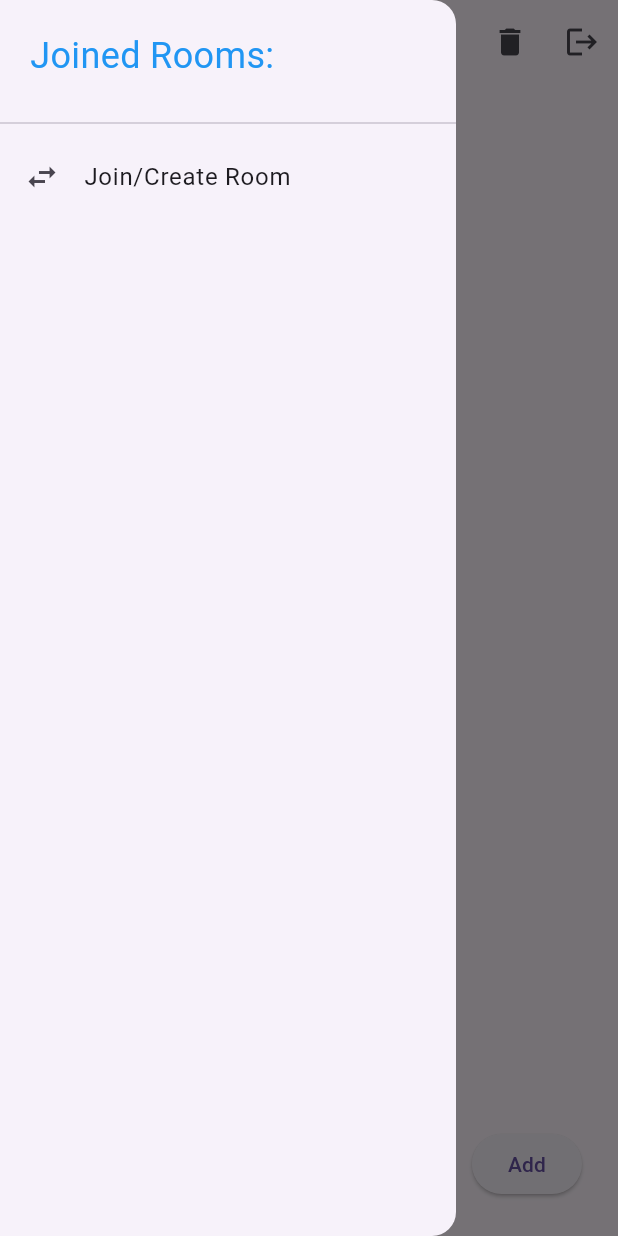
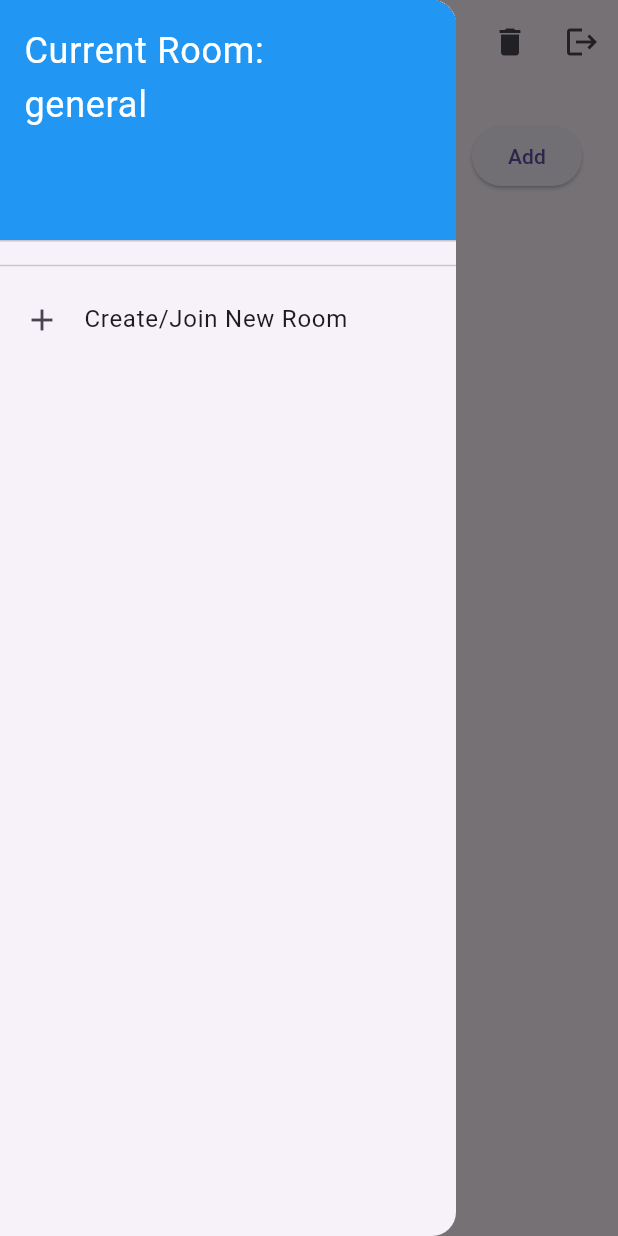
Before and after one commit to pratikg003/SyncList, a Flutter app: the screen it shows once a user with an empty profile is signed in, with the side drawer open, on a phone screen of 412 x 824 dp. Run offline on Flutter 3.47's test engine with Material 3 defaults, Android fonts, the phone set to English and light mode, and no system bars; our stand-ins replace cloud_firestore, firebase_auth, firebase_core, flutter_riverpod; accounts and stored records are empty.

Commit message:
refactor(phase 1): introduce data models, migrate state to Riverpod, and decouple HomeScreen logic

```diff
--- a/lib/main.dart
+++ b/lib/main.dart
@@ -1,16 +1,15 @@
-import 'package:firebase_auth/firebase_auth.dart';
 import 'package:firebase_core/firebase_core.dart';
 import 'package:flutter/material.dart';
-import 'package:provider/provider.dart';
+import 'package:flutter_riverpod/flutter_riverpod.dart';
 import 'package:sync_list/firebase_options.dart';
 import 'package:sync_list/screens/auth_wrapper.dart';
-import 'package:sync_list/service/auth_service.dart';
 
 void main() async {
   WidgetsFlutterBinding.ensureInitialized();
+  await Firebase.initializeApp(options: DefaultFirebaseOptions.currentPlatform);
 
-  await Firebase.initializeApp(options: DefaultFirebaseOptions.currentPlatform);
-  runApp(const MyApp());
+  // Wrap MyApp in ProviderScope!
+  runApp(const ProviderScope(child: MyApp()));
 }
 
 class MyApp extends StatelessWidget {
@@ -18,18 +17,10 @@ class MyApp extends StatelessWidget {
 
   @override
   Widget build(BuildContext context) {
-    return MultiProvider(
-      providers: [
-        StreamProvider<User?>(
-          create: (_) => AuthService().userStream,
-          initialData: null,
-        ),
-      ],
-      child: const MaterialApp(
-        title: 'SyncList',
-        debugShowCheckedModeBanner: false,
-        home: AuthWrapper(),
-      ),
+    return MaterialApp(
+      title: 'SyncList',
+      debugShowCheckedModeBanner: false,
+      home: const AuthWrapper(),
     );
   }
 }
--- /dev/null
+++ b/lib/providers/auth_provider.dart
@@ -0,0 +1,10 @@
+import 'package:firebase_auth/firebase_auth.dart';
+import 'package:flutter_riverpod/flutter_riverpod.dart';
+
+final firebaseAuthProvider = Provider<FirebaseAuth>((ref) {
+  return FirebaseAuth.instance;
+});
+
+final authStateProvider = StreamProvider<User?>((ref) {
+  return ref.watch(firebaseAuthProvider).authStateChanges();
+});
--- /dev/null
+++ b/lib/providers/task_provider.dart
@@ -0,0 +1,33 @@
+import 'package:cloud_firestore/cloud_firestore.dart';
+import 'package:flutter_riverpod/flutter_riverpod.dart';
+import 'package:flutter_riverpod/legacy.dart';
+import 'package:sync_list/models/task_model.dart';
+import 'auth_provider.dart';
+
+final activeRoomProvider = StateProvider<String>((ref) => 'general');
+
+final userProfileProvider = StreamProvider<Map<String, dynamic>?>((ref) {
+  final user = ref.watch(authStateProvider).value;
+  if (user == null) return const Stream.empty();
+
+  return FirebaseFirestore.instance
+      .collection('users')
+      .doc(user.uid)
+      .snapshots()
+      .map((snapshot) => snapshot.data());
+});
+
+final taskStreamProvider = StreamProvider<List<TaskModel>>((ref) {
+  final currentRoom = ref.watch(activeRoomProvider);
+
+  return FirebaseFirestore.instance
+      .collection('tasks')
+      .where('syncCode', isEqualTo: currentRoom)
+      .orderBy('timestamp', descending: true)
+      .snapshots()
+      .map((snapshots) {
+        return snapshots.docs.map((doc) {
+          return TaskModel.fromFirestore(doc.data(), doc.id);
+        }).toList();
+      });
+});
--- a/lib/screens/auth_wrapper.dart
+++ b/lib/screens/auth_wrapper.dart
@@ -1,20 +1,30 @@
-import 'package:firebase_auth/firebase_auth.dart';
 import 'package:flutter/material.dart';
-import 'package:provider/provider.dart';
+import 'package:flutter_riverpod/flutter_riverpod.dart';
+import 'package:sync_list/providers/auth_provider.dart';
 import 'package:sync_list/screens/home_screen.dart';
 import 'package:sync_list/screens/login_screen.dart';
 
-class AuthWrapper extends StatelessWidget {
+class AuthWrapper extends ConsumerWidget {
   const AuthWrapper({super.key});
 
   @override
-  Widget build(BuildContext context) {
-    final user = Provider.of<User?>(context);
+  Widget build(BuildContext context, WidgetRef ref) {
+    final authState = ref.watch(authStateProvider);
 
-    if (user == null) {
-      return const LoginScreen();
-    }
-
-    return const HomeScreen();
+    return authState.when(
+      data: (user) {
+        if (user != null) {
+          return HomeScreen();
+        } else {
+          return LoginScreen();
+        }
+      },
+      error: (error, StackTrace) {
+        return Scaffold(body: Center(child: Text("Error: $error")));
+      },
+      loading: () {
+        return const Scaffold(body: Center(child: CircularProgressIndicator()));
+      },
+    );
   }
 }
--- a/lib/screens/home_screen.dart
+++ b/lib/screens/home_screen.dart
@@ -1,69 +1,19 @@
-import 'package:cloud_firestore/cloud_firestore.dart';
-import 'package:firebase_auth/firebase_auth.dart';
 import 'package:flutter/material.dart';
-import 'package:provider/provider.dart';
+import 'package:flutter_riverpod/flutter_riverpod.dart';
+import 'package:sync_list/providers/auth_provider.dart';
+import 'package:sync_list/providers/task_provider.dart';
 import 'package:sync_list/service/auth_service.dart';
 import 'package:sync_list/service/database_service.dart';
 
-class HomeScreen extends StatefulWidget {
+class HomeScreen extends ConsumerStatefulWidget {
   const HomeScreen({super.key});
 
   @override
-  State<HomeScreen> createState() => _HomeScreenState();
+  ConsumerState<HomeScreen> createState() => _HomeScreenState();
 }
 
-class _HomeScreenState extends State<HomeScreen> {
+class _HomeScreenState extends ConsumerState<HomeScreen> {
   final TextEditingController _taskController = TextEditingController();
-  String? activeRoom;
-  List? joinedRooms;
-  bool isLoading = true;
-
-  Future<void> _fetchUserProfile() async {
-    final user = Provider.of<User?>(context, listen: false);
-
-    if (user != null) {
-      String? room = await DatabaseService().getLastActiveRoom(user.uid);
-      List? roomsList = await DatabaseService().getJoinedRooms(user.uid);
-
-      setState(() {
-        activeRoom = room ?? 'general';
-        joinedRooms = roomsList;
-        isLoading = false;
-      });
-    }
-  }
-
-  void _switchRoom(String newRoom) {
-    setState(() {
-      activeRoom = newRoom;
-    });
-    final user = Provider.of<User?>(context, listen: false);
-    if (user != null) {
-      DatabaseService().updateActiveRoom(user.uid, newRoom);
-    }
-  }
-
-  void _addNewRoom(String newRoom) {
-    // 1. Update local UI
-    setState(() {
-      activeRoom = newRoom;
-      if (joinedRooms != null && !joinedRooms!.contains(newRoom)) {
-        joinedRooms!.add(newRoom);
-      }
-    });
-
-    // 2. Update Firebase
-    final user = Provider.of<User?>(context, listen: false);
-    if (user != null) {
-      DatabaseService().joinOrCreateRoom(user.uid, newRoom);
-    }
-  }
-
-  @override
-  void initState() {
-    super.initState();
-    _fetchUserProfile();
-  }
 
   @override
   void dispose() {
@@ -75,6 +25,12 @@ class _HomeScreenState extends State<HomeScreen> {
   Widget build(BuildContext context) {
     final AuthService authService = AuthService();
 
+    final activeRoom = ref.watch(activeRoomProvider);
+
+    final userProfileAsync = ref.watch(userProfileProvider);
+
+    final tasksAsync = ref.watch(taskStreamProvider);
+
     return Scaffold(
       appBar: AppBar(
         title: Text('SyncList'),
@@ -83,9 +39,7 @@ class _HomeScreenState extends State<HomeScreen> {
           IconButton(
             icon: const Icon(Icons.delete),
             onPressed: () {
-              if (activeRoom != null) {
-                DatabaseService().clearCompletedTasks(activeRoom!);
-              }
+              DatabaseService().clearCompletedTasks(activeRoom);
             },
           ),
 
@@ -98,48 +52,67 @@ class _HomeScreenState extends State<HomeScreen> {
       drawer: Drawer(
         child: ListView(
           children: [
-            Padding(
-              padding: EdgeInsets.all(20),
+            DrawerHeader(
+              decoration: const BoxDecoration(color: Colors.blue),
               child: Text(
-                'Joined Rooms:',
-                style: TextStyle(color: Colors.blue, fontSize: 24),
+                'Current Room:\n$activeRoom',
+                style: const TextStyle(color: Colors.white, fontSize: 24),
               ),
             ),
 
-            if (joinedRooms != null && joinedRooms!.isNotEmpty)
-              ...joinedRooms!.map(
+            userProfileAsync.when(
+              loading: () => const CircularProgressIndicator(),
+              error: (err, stack) => Text('Error: $err'),
+              data: (profile) {
+                final joinedRooms =
+                    profile?['joinedRooms'] as List<dynamic>? ?? [];
+
+                return Column(
+                  children: [
+                    ...joinedRooms.map(
                       (room) => ListTile(
                         title: Text(room),
-                  leading: const Icon(Icons.house_outlined),
+                        leading: const Icon(Icons.home),
                         selected: room == activeRoom,
                         onTap: () {
-                    _switchRoom(room);
+                          ref.read(activeRoomProvider.notifier).state = room;
                           Navigator.pop(context);
                         },
                       ),
                     ),
+                  ],
+                );
+              },
+            ),
             const Divider(),
-
             ListTile(
-              leading: const Icon(Icons.swap_horiz),
-              title: const Text('Join/Create Room'),
+              leading: const Icon(Icons.add),
+              title: const Text("Create/Join New Room"),
               onTap: () {
                 Navigator.pop(context);
-
                 showDialog(
                   context: context,
                   builder: (context) {
-                    final TextEditingController roomController =
-                        TextEditingController();
+                    final roomController = TextEditingController();
                     return AlertDialog(
-                      title: Text('Enter Room Name:'),
+                      title: const Text('Enter Room Name:'),
                       content: TextField(controller: roomController),
                       actions: [
                         TextButton(
                           onPressed: () {
-                            // Grab the text, switch the room, and close the dialog
-                            if (roomController.text.isEmpty) return;
-                            _addNewRoom(roomController.text.trim());
+                            final newRoom = roomController.text.trim();
+
+                            ref.read(activeRoomProvider.notifier).state =
+                                newRoom;
+
+                            final user = ref.read(authStateProvider).value;
+
+                            if (user != null) {
+                              DatabaseService().joinOrCreateRoom(
+                                user.uid,
+                                newRoom,
+                              );
+                            }
                             Navigator.pop(context);
                           },
                           child: const Text('Go'),
@@ -154,159 +127,90 @@ class _HomeScreenState extends State<HomeScreen> {
         ),
       ),
 
-      body: isLoading
-          ? Center(child: CircularProgressIndicator())
-          : Padding(
+      body: Padding(
         padding: const EdgeInsets.all(24.0),
         child: Column(
-                mainAxisAlignment: MainAxisAlignment.center,
           children: [
-                  // LOGIN TEXT
-                  // const Text('You are successfully logged in!'),
-                  // const SizedBox(height: 28),
+            Row(
+              children: [
+                Expanded(
+                  child: TextField(
+                    controller: _taskController,
+                    decoration: InputDecoration(hintText: 'Add a Task'),
+                  ),
+                ),
+                const SizedBox(width: 16),
+                ElevatedButton(
+                  onPressed: () {
+                    final taskTitle = _taskController.text.trim();
+                    if (taskTitle.isEmpty) return;
 
-                  // // SYNC CODE
-                  // TextField(
-                  //   decoration: InputDecoration(hintText: 'Enter room code'),
-                  // ),
-                  // const SizedBox(height: 28),
+                    final user = ref.read(authStateProvider).value;
 
-                  //  BUILDING THE LIST
+                    if (user != null && user.email != null) {
+                      DatabaseService().addTask(
+                        taskTitle,
+                        activeRoom,
+                        user.email!,
+                      );
+                      _taskController.clear();
+                    }
+                  },
+                  child: const Text('Add'),
+                ),
+              ],
+            ),
+            SizedBox(height: 28),
+
             Expanded(
-                    child: StreamBuilder<QuerySnapshot>(
-                      stream: DatabaseService().tasksStream(activeRoom!),
-                      builder: (context, snapshot) {
-                        // 1. Handle waiting state
-                        if (snapshot.connectionState ==
-                            ConnectionState.waiting) {
+              child: tasksAsync.when(
+                error: (err, stack) => Center(child: Text('Error: $err')),
+                loading: () => const Center(child: CircularProgressIndicator()),
+                data: (tasks) {
+                  if (tasks.isEmpty) {
                     return const Center(
-                            child: CircularProgressIndicator(),
+                      child: Text('No tasks yet in this room'),
                     );
                   }
 
-                        // 2. CATCH THE ERROR
-                        if (snapshot.hasError) {
-                          print("FIREBASE ERROR: ${snapshot.error}");
-                          return const Center(
-                            child: Text(
-                              'An error occurred. Check the console!',
-                            ),
-                          );
-                        }
-
-                        // 3. Handle empty lists
-                        if (!snapshot.hasData || snapshot.data!.docs.isEmpty) {
-                          return const Center(child: Text('No tasks yet'));
-                        }
-
-                        // 4. Build the list
-                        final tasks = snapshot.data!.docs;
-
-                        final bool isOffline =
-                            snapshot.data!.metadata.isFromCache;
-
-                        return Column(
-                          children: [
-                            // Show a little orange banner if we are reading from the local cache
-                            if (isOffline)
-                              const Padding(
-                                padding: EdgeInsets.only(bottom: 8.0),
-                                child: Text(
-                                  '⚡ Working Offline - Changes will sync later',
-                                  style: TextStyle(
-                                    color: Colors.orange,
-                                    fontWeight: FontWeight.bold,
-                                  ),
-                                ),
-                              ),
-
-                            Expanded(
-                              child: ListView.builder(
+                  return ListView.builder(
                     itemCount: tasks.length,
                     itemBuilder: (context, index) {
-                                  var taskDoc = tasks[index];
-
-                                  String title = taskDoc['title'];
-                                  bool isCompleted = taskDoc['isCompleted'];
-                                  String docId = taskDoc.id;
-
-                                  String creatorEmail =
-                                      taskDoc['creatorEmail'] ?? 'Unknown User';
+                      final task = tasks[index];
 
                       return Dismissible(
-                                    key: Key(docId),
+                        key: Key(task.id),
                         direction: DismissDirection.endToStart,
                         background: Container(
                           color: Colors.red,
                           alignment: Alignment.centerRight,
-                                      padding: const EdgeInsets.only(
-                                        right: 20.0,
+                          padding: const EdgeInsets.only(right: 20.0),
+                          child: const Icon(Icons.delete, color: Colors.white),
                         ),
-                                      child: const Icon(
-                                        Icons.delete,
-                                        color: Colors.white,
+                        onDismissed: (direction) {
+                          DatabaseService().deleteTask(task.id);
+                        },
+                        child: ListTile(
+                          title: Text(task.title), // Type-safe!
+                          subtitle: Text(
+                            'Added by ${task.creatorEmail}',
+                            style: const TextStyle(fontSize: 12),
                           ),
-                                    ),
-
-                                    onDismissed: (direction) {
-                                      DatabaseService().deleteTask(docId);
-                                    },
-
-                                    child: ListTile(
-                                      title: Text(title),
-                                      subtitle: Text("Added by: $creatorEmail"),
                           leading: Checkbox(
-                                        value: isCompleted,
+                            value: task.isCompleted,
                             onChanged: (newValue) {
-                                          // Call the toggle function you wrote on Day 5!
                               DatabaseService().toggleTaskState(
-                                            docId,
-                                            isCompleted,
+                                task.id,
+                                task.isCompleted,
                               );
                             },
                           ),
                         ),
                       );
                     },
-                              ),
-                            ),
-                          ],
                   );
                 },
               ),
-                  ),
-                  SizedBox(height: 24),
-                  // ADD A TASK
-                  Row(
-                    children: [
-                      Expanded(
-                        child: TextField(
-                          decoration: InputDecoration(hintText: 'Add a task'),
-                          controller: _taskController,
-                        ),
-                      ),
-                      SizedBox(width: 16),
-                      ElevatedButton(
-                        onPressed: () {
-                          final task = _taskController.text.trim();
-                          if (task.isEmpty) return;
-
-                          final user = Provider.of<User?>(
-                            context,
-                            listen: false,
-                          );
-                          if (user != null && user.email != null) {
-                            DatabaseService().addTask(
-                              task,
-                              activeRoom!,
-                              user.email!,
-                            );
-                            _taskController.clear();
-                          }
-                        },
-                        child: Text('Add'),
-                      ),
-                    ],
             ),
           ],
         ),
--- a/pubspec.yaml
+++ b/pubspec.yaml
@@ -38,6 +38,7 @@ dependencies:
   firebase_auth: ^6.3.0
   provider: ^6.1.5+1
   cloud_firestore: ^6.2.0
+  flutter_riverpod: ^3.3.1
 
 dev_dependencies:
   flutter_test:
```
Also changed, not shown: lib/models/room_model.dart (added, +26 -0 lines), lib/models/task_model.dart (added, +45 -0 lines), pubspec.lock. Lines whose indentation alone changed are shown as unchanged.
